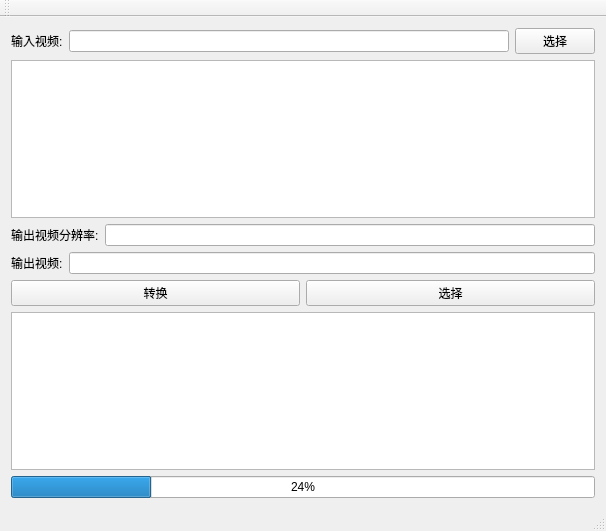
Qt form mainwindow.ui (fengya90/fconvertor) before a commit.
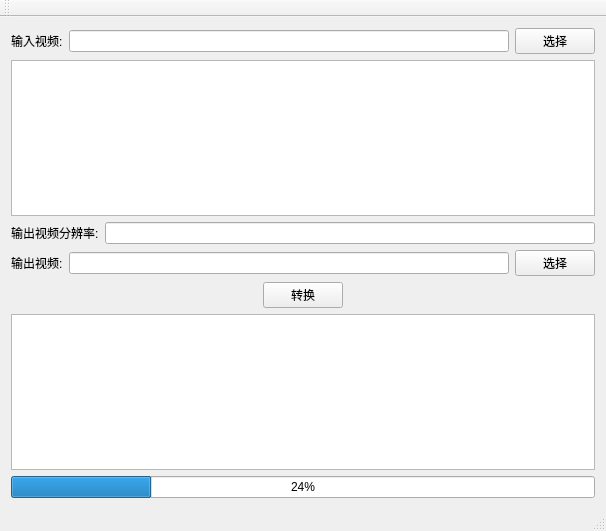
The same form after that commit.

The edit to the form file:
```diff
--- a/mainwindow.ui
+++ b/mainwindow.ui
@@ -75,10 +75,30 @@
             <item>
              <widget class="QLineEdit" name="lineEdit_output"/>
             </item>
+            <item>
+             <widget class="QPushButton" name="pushButton">
+              <property name="text">
+               <string>选择</string>
+              </property>
+             </widget>
+            </item>
            </layout>
           </item>
           <item>
            <layout class="QHBoxLayout" name="horizontalLayout_4">
+            <item>
+             <spacer name="horizontalSpacer_2">
+              <property name="orientation">
+               <enum>Qt::Horizontal</enum>
+              </property>
+              <property name="sizeHint" stdset="0">
+               <size>
+                <width>40</width>
+                <height>20</height>
+               </size>
+              </property>
+             </spacer>
+            </item>
             <item>
              <widget class="QPushButton" name="pushButton_2">
               <property name="text">
@@ -87,11 +107,17 @@
              </widget>
             </item>
             <item>
-             <widget class="QPushButton" name="pushButton">
-              <property name="text">
-               <string>选择</string>
+             <spacer name="horizontalSpacer">
+              <property name="orientation">
+               <enum>Qt::Horizontal</enum>
               </property>
-             </widget>
+              <property name="sizeHint" stdset="0">
+               <size>
+                <width>40</width>
+                <height>20</height>
+               </size>
+              </property>
+             </spacer>
             </item>
            </layout>
           </item>
```
Left out of the diff: 12 changed lines with no effect on the pictures.
